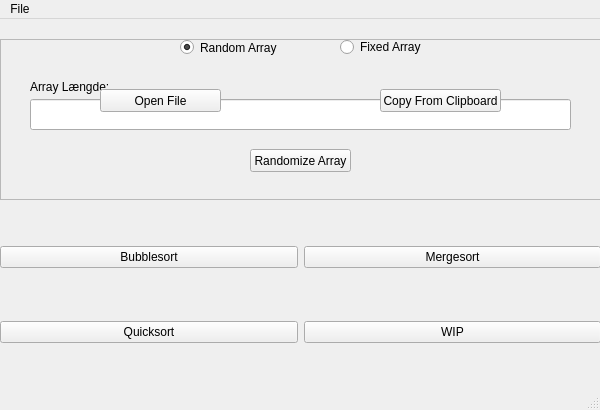
Qt form gui.ui (Rasmus3650/eksamen) before a commit.
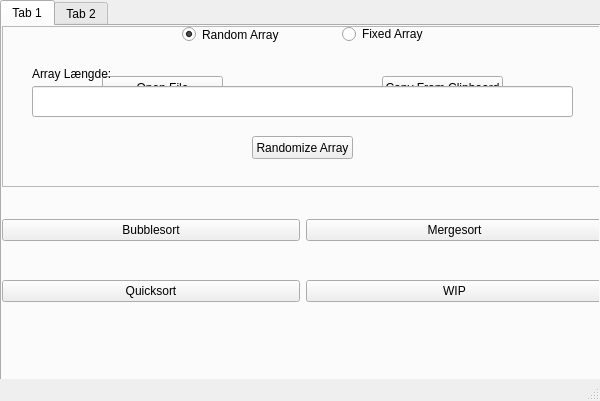
The same form after that commit.

```diff
--- a/gui.ui
+++ b/gui.ui
@@ -7,18 +7,31 @@
     <x>0</x>
     <y>0</y>
     <width>600</width>
-    <height>410</height>
+    <height>401</height>
    </rect>
   </property>
   <property name="windowTitle">
    <string>Sorting Algorithmes</string>
   </property>
   <widget class="QWidget" name="centralwidget">
+   <widget class="QTabWidget" name="tabWidget">
+    <property name="geometry">
+     <rect>
+      <x>0</x>
+      <y>0</y>
+      <width>601</width>
+      <height>381</height>
+     </rect>
+    </property>
+    <widget class="QWidget" name="sorting">
+     <attribute name="title">
+      <string>Tab 1</string>
+     </attribute>
    <widget class="QRadioButton" name="radioRandom">
     <property name="geometry">
      <rect>
       <x>180</x>
-      <y>20</y>
+        <y>0</y>
       <width>111</width>
       <height>17</height>
      </rect>
@@ -30,11 +43,56 @@
      <bool>true</bool>
     </property>
    </widget>
+     <widget class="QFrame" name="fixedRadioFrame">
+      <property name="enabled">
+       <bool>true</bool>
+      </property>
+      <property name="geometry">
+       <rect>
+        <x>0</x>
+        <y>0</y>
+        <width>601</width>
+        <height>161</height>
+       </rect>
+      </property>
+      <property name="frameShape">
+       <enum>QFrame::StyledPanel</enum>
+      </property>
+      <property name="frameShadow">
+       <enum>QFrame::Raised</enum>
+      </property>
+      <widget class="QPushButton" name="openFileButton">
+       <property name="geometry">
+        <rect>
+         <x>100</x>
+         <y>50</y>
+         <width>121</width>
+         <height>23</height>
+        </rect>
+       </property>
+       <property name="text">
+        <string>Open File</string>
+       </property>
+      </widget>
+      <widget class="QPushButton" name="copyClipboardButton">
+       <property name="geometry">
+        <rect>
+         <x>380</x>
+         <y>50</y>
+         <width>121</width>
+         <height>23</height>
+        </rect>
+       </property>
+       <property name="text">
+        <string>Copy From Clipboard</string>
+       </property>
+      </widget>
+     </widget>
    <widget class="QRadioButton" name="radioFixed">
     <property name="geometry">
      <rect>
       <x>340</x>
-      <y>20</y>
+        <y>0</y>
       <width>81</width>
       <height>16</height>
      </rect>
@@ -50,7 +108,7 @@
     <property name="geometry">
      <rect>
       <x>0</x>
-      <y>20</y>
+        <y>0</y>
       <width>601</width>
       <height>161</height>
      </rect>
@@ -103,58 +161,29 @@
      </property>
     </widget>
    </widget>
-   <widget class="QFrame" name="fixedRadioFrame">
-    <property name="enabled">
-     <bool>true</bool>
-    </property>
+     <widget class="QLabel" name="randomizedLabel">
     <property name="geometry">
      <rect>
       <x>0</x>
-      <y>20</y>
+        <y>140</y>
       <width>601</width>
-      <height>161</height>
-     </rect>
-    </property>
-    <property name="frameShape">
-     <enum>QFrame::StyledPanel</enum>
-    </property>
-    <property name="frameShadow">
-     <enum>QFrame::Raised</enum>
-    </property>
-    <widget class="QPushButton" name="openFileButton">
-     <property name="geometry">
-      <rect>
-       <x>100</x>
-       <y>50</y>
-       <width>121</width>
-       <height>23</height>
-      </rect>
-     </property>
+        <height>21</height>
+       </rect>
+      </property>
      <property name="text">
-      <string>Open File</string>
-     </property>
-    </widget>
-    <widget class="QPushButton" name="copyClipboardButton">
-     <property name="geometry">
-      <rect>
-       <x>380</x>
-       <y>50</y>
-       <width>121</width>
-       <height>23</height>
-      </rect>
-     </property>
-     <property name="text">
-      <string>Copy From Clipboard</string>
-     </property>
-    </widget>
+       <string/>
+      </property>
+      <property name="alignment">
+       <set>Qt::AlignCenter</set>
+      </property>
    </widget>
    <widget class="QWidget" name="gridLayoutWidget">
     <property name="geometry">
      <rect>
       <x>0</x>
-      <y>180</y>
+        <y>160</y>
       <width>601</width>
-      <height>191</height>
+        <height>151</height>
      </rect>
     </property>
     <layout class="QGridLayout" name="gridLayout">
@@ -188,45 +217,13 @@
      </item>
     </layout>
    </widget>
-   <widget class="QLabel" name="randomizedLabel">
-    <property name="geometry">
-     <rect>
-      <x>0</x>
-      <y>160</y>
-      <width>601</width>
-      <height>21</height>
-     </rect>
-    </property>
-    <property name="text">
-     <string/>
-    </property>
-    <property name="alignment">
-     <set>Qt::AlignCenter</set>
-    </property>
-   </widget>
-   <zorder>randomRadioFrame</zorder>
-   <zorder>fixedRadioFrame</zorder>
-   <zorder>radioFixed</zorder>
-   <zorder>radioRandom</zorder>
-   <zorder>gridLayoutWidget</zorder>
-   <zorder>randomizedLabel</zorder>
-  </widget>
-  <widget class="QMenuBar" name="menubar">
-   <property name="geometry">
-    <rect>
-     <x>0</x>
-     <y>0</y>
-     <width>600</width>
-     <height>21</height>
-    </rect>
-   </property>
-   <widget class="QMenu" name="menuFIle">
-    <property name="title">
-     <string>File</string>
-    </property>
-    <addaction name="actionExit"/>
+    </widget>
+    <widget class="QWidget" name="tab_2">
+     <attribute name="title">
+      <string>Tab 2</string>
+     </attribute>
+    </widget>
    </widget>
-   <addaction name="menuFIle"/>
   </widget>
   <widget class="QStatusBar" name="statusbar"/>
   <action name="actionOpen">
```
Left out of the diff: 7 changed lines with no effect on the pictures. Lines whose indentation alone changed are shown as unchanged.
